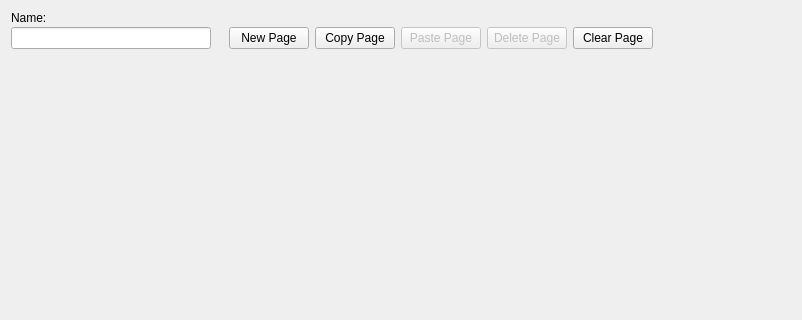
Qt form src/ui/event/event_dialog.ui (oulianov/Editor) before a commit; both pictures show x 0 to 802 and y 0 to 320 of the 980 by 640 pixel window.
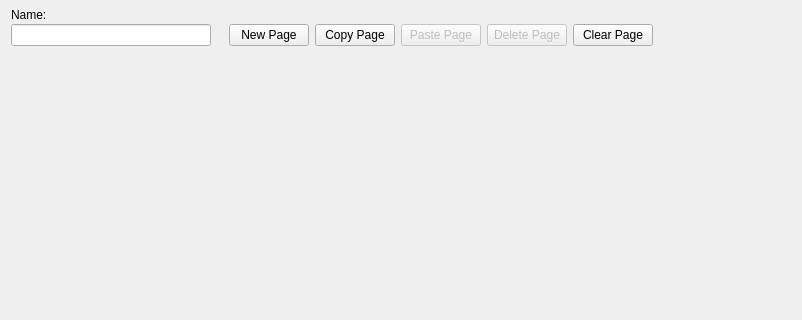
The same form after that commit.

What changed in the file:
```diff
--- a/src/ui/event/event_dialog.ui
+++ b/src/ui/event/event_dialog.ui
@@ -14,6 +14,9 @@
    <string>Dialog</string>
   </property>
   <layout class="QVBoxLayout" name="verticalLayout">
+   <property name="topMargin">
+    <number>8</number>
+   </property>
    <item>
     <layout class="QHBoxLayout" name="horizontalLayout">
      <property name="spacing">
```
